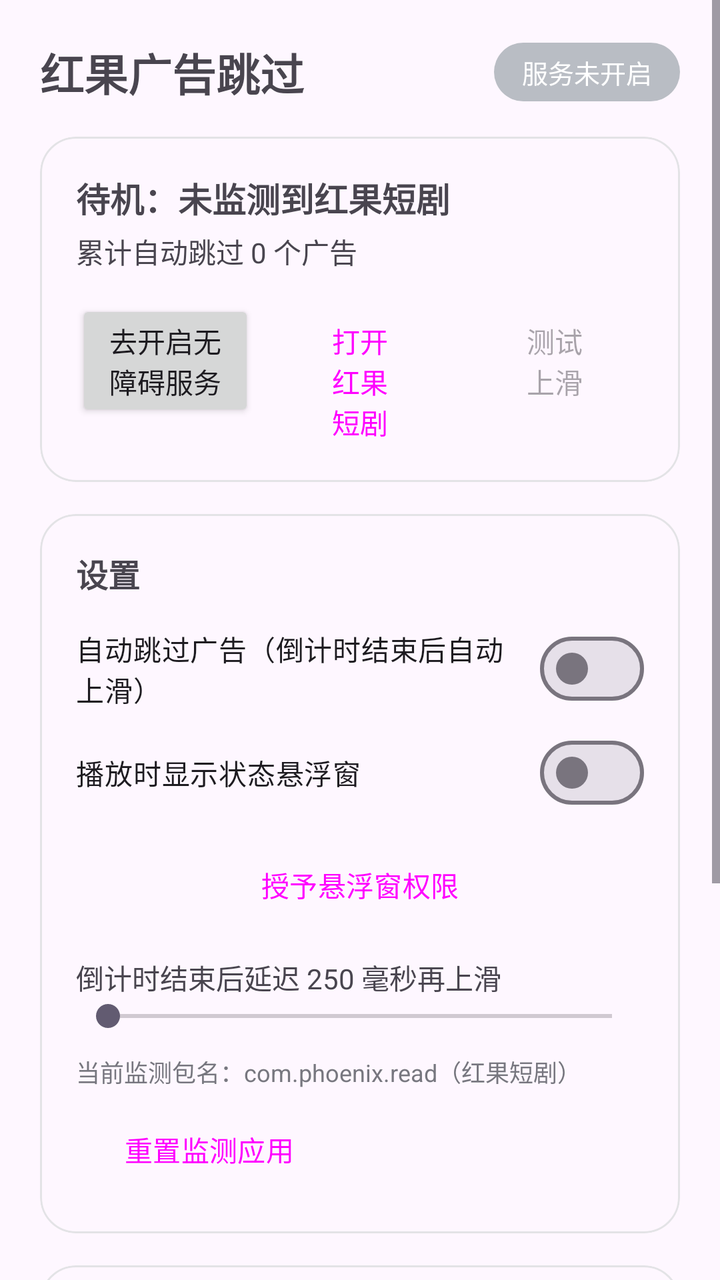
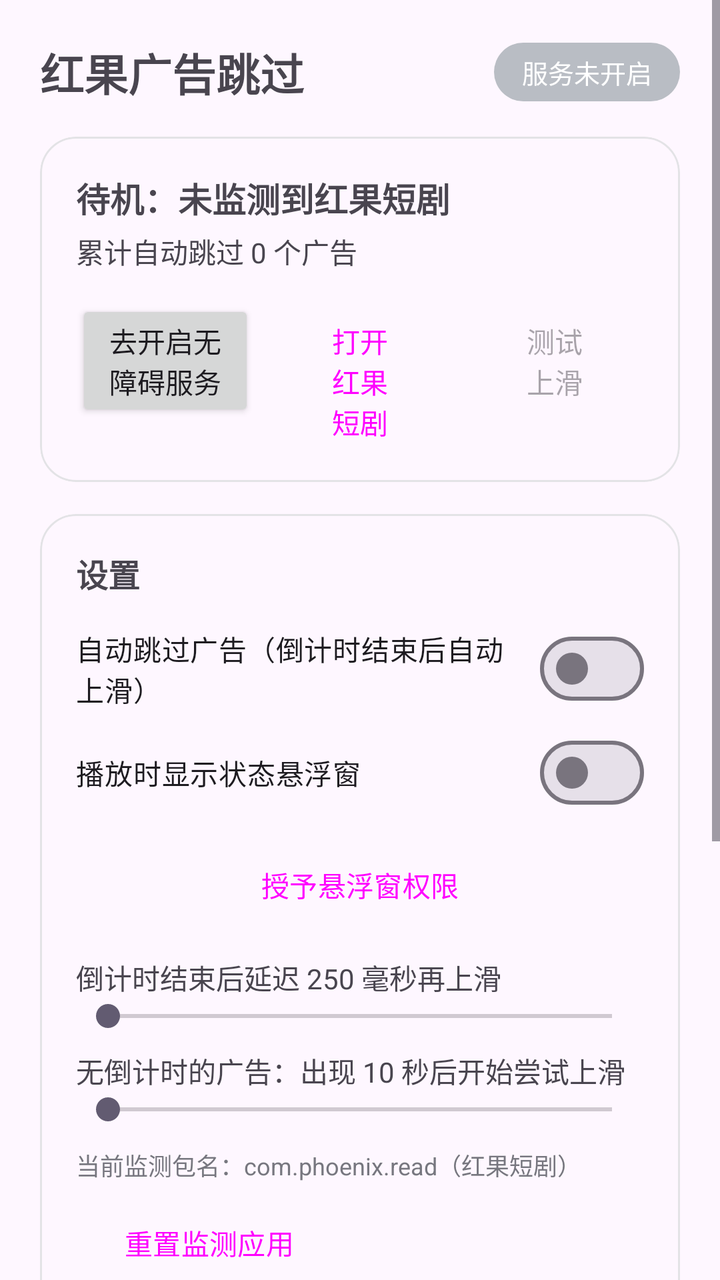

Screens rendered from an Android XML layout before and after an edit, with the pre-edit source and the edit as a unified diff.
<!-- AndroidManifest.xml: application theme Theme.App -->
<!-- res/layout/activity_main.xml -->
<?xml version="1.0" encoding="utf-8"?>
<ScrollView xmlns:android="http://schemas.android.com/apk/res/android"
    xmlns:app="http://schemas.android.com/apk/res-auto"
    android:layout_width="match_parent"
    android:layout_height="match_parent"
    android:fillViewport="true">

    
    <LinearLayout
        android:layout_width="match_parent"
        android:layout_height="wrap_content"
        android:layout_gravity="center_horizontal"
        android:maxWidth="620dp"
        android:orientation="vertical"
        android:padding="20dp">

        
        <LinearLayout
            android:layout_width="match_parent"
            android:layout_height="wrap_content"
            android:gravity="center_vertical"
            android:orientation="horizontal">

            <TextView
                android:layout_width="0dp"
                android:layout_height="wrap_content"
                android:layout_weight="1"
                android:text="@string/app_name"
                android:textSize="22sp"
                android:textStyle="bold" />

            <TextView
                android:id="@+id/statusPill"
                android:layout_width="wrap_content"
                android:layout_height="wrap_content"
                android:background="@drawable/bg_pill_off"
                android:paddingStart="14dp"
                android:paddingTop="5dp"
                android:paddingEnd="14dp"
                android:paddingBottom="5dp"
                android:text="@string/status_off"
                android:textColor="#FFFFFF"
                android:textSize="13sp" />
        </LinearLayout>

        
        <com.google.android.material.card.MaterialCardView
            android:layout_width="match_parent"
            android:layout_height="wrap_content"
            android:layout_marginTop="16dp"
            app:cardCornerRadius="18dp"
            app:cardElevation="0dp"
            app:strokeColor="#E3E3E6"
            app:strokeWidth="1dp">

            <LinearLayout
                android:layout_width="match_parent"
                android:layout_height="wrap_content"
                android:orientation="vertical"
                android:padding="18dp">

                <TextView
                    android:id="@+id/stateText"
                    android:layout_width="match_parent"
                    android:layout_height="wrap_content"
                    android:text="@string/state_idle"
                    android:textSize="17sp"
                    android:textStyle="bold" />

                <TextView
                    android:id="@+id/countText"
                    android:layout_width="match_parent"
                    android:layout_height="wrap_content"
                    android:layout_marginTop="4dp"
                    android:text="@string/count_zero_literal"
                    android:textSize="14sp" />

                <LinearLayout
                    android:layout_width="match_parent"
                    android:layout_height="wrap_content"
                    android:layout_marginTop="14dp"
                    android:orientation="horizontal">

                    <Button
                        android:id="@+id/btnAccessibility"
                        android:layout_width="0dp"
                        android:layout_height="wrap_content"
                        android:layout_marginEnd="8dp"
                        android:layout_weight="1"
                        android:text="@string/btn_accessibility_off" />

                    <Button
                        android:id="@+id/btnOpenTarget"
                        style="?attr/materialButtonOutlinedStyle"
                        android:layout_width="0dp"
                        android:layout_height="wrap_content"
                        android:layout_marginEnd="8dp"
                        android:layout_weight="1"
                        android:text="@string/btn_open_target" />

                    <Button
                        android:id="@+id/btnTestSwipe"
                        style="?attr/materialButtonOutlinedStyle"
                        android:layout_width="0dp"
                        android:layout_height="wrap_content"
                        android:layout_weight="1"
                        android:enabled="false"
                        android:text="@string/btn_test_swipe" />
                </LinearLayout>
            </LinearLayout>
        </com.google.android.material.card.MaterialCardView>

        
        <com.google.android.material.card.MaterialCardView
            android:layout_width="match_parent"
            android:layout_height="wrap_content"
            android:layout_marginTop="16dp"
            app:cardCornerRadius="18dp"
            app:cardElevation="0dp"
            app:strokeColor="#E3E3E6"
            app:strokeWidth="1dp">

            <LinearLayout
                android:layout_width="match_parent"
                android:layout_height="wrap_content"
                android:orientation="vertical"
                android:padding="18dp">

                <TextView
                    android:layout_width="match_parent"
                    android:layout_height="wrap_content"
                    android:text="@string/section_settings"
                    android:textSize="16sp"
                    android:textStyle="bold" />

                <com.google.android.material.materialswitch.MaterialSwitch
                    android:id="@+id/switchAuto"
                    android:layout_width="match_parent"
                    android:layout_height="wrap_content"
                    android:layout_marginTop="12dp"
                    android:text="@string/switch_auto" />

                <com.google.android.material.materialswitch.MaterialSwitch
                    android:id="@+id/switchOverlay"
                    android:layout_width="match_parent"
                    android:layout_height="wrap_content"
                    android:layout_marginTop="4dp"
                    android:text="@string/switch_overlay" />

                <Button
                    android:id="@+id/btnOverlayPermission"
                    style="?attr/materialButtonOutlinedStyle"
                    android:layout_width="match_parent"
                    android:layout_height="wrap_content"
                    android:layout_marginTop="8dp"
                    android:text="@string/btn_overlay_grant" />

                <TextView
                    android:id="@+id/delayLabel"
                    android:layout_width="match_parent"
                    android:layout_height="wrap_content"
                    android:layout_marginTop="12dp"
                    android:text="@string/delay_literal"
                    android:textSize="14sp" />

                <SeekBar
                    android:id="@+id/delayBar"
                    android:layout_width="match_parent"
                    android:layout_height="wrap_content"
                    android:max="1000" />

                <TextView
                    android:id="@+id/targetsText"
                    android:layout_width="match_parent"
                    android:layout_height="wrap_content"
                    android:layout_marginTop="10dp"
                    android:text="@string/targets_literal"
                    android:textColor="#77777F"
                    android:textSize="12sp" />

                <Button
                    android:id="@+id/btnResetTargets"
                    style="?attr/materialButtonOutlinedStyle"
                    android:layout_width="wrap_content"
                    android:layout_height="wrap_content"
                    android:layout_marginTop="6dp"
                    android:text="@string/btn_reset_targets" />
            </LinearLayout>
        </com.google.android.material.card.MaterialCardView>

        
        <com.google.android.material.card.MaterialCardView
            android:layout_width="match_parent"
            android:layout_height="wrap_content"
            android:layout_marginTop="16dp"
            app:cardCornerRadius="18dp"
            app:cardElevation="0dp"
            app:strokeColor="#E3E3E6"
            app:strokeWidth="1dp">

            <LinearLayout
                android:layout_width="match_parent"
                android:layout_height="wrap_content"
                android:orientation="vertical"
                android:padding="18dp">

                <LinearLayout
                    android:layout_width="match_parent"
                    android:layout_height="wrap_content"
                    android:gravity="center_vertical"
                    android:orientation="horizontal">

                    <TextView
                        android:layout_width="0dp"
                        android:layout_height="wrap_content"
                        android:layout_weight="1"
                        android:text="@string/section_log"
                        android:textSize="16sp"
                        android:textStyle="bold" />

                    <Button
                        android:id="@+id/btnClearLog"
                        style="?attr/materialButtonOutlinedStyle"
                        android:layout_width="wrap_content"
                        android:layout_height="wrap_content"
                        android:minHeight="0dp"
                        android:paddingStart="16dp"
                        android:paddingTop="6dp"
                        android:paddingEnd="16dp"
                        android:paddingBottom="6dp"
                        android:text="@string/btn_clear_log" />
                </LinearLayout>

                <TextView
                    android:id="@+id/logView"
                    android:layout_width="match_parent"
                    android:layout_height="wrap_content"
                    android:layout_marginTop="10dp"
                    android:background="@drawable/bg_log"
                    android:fontFamily="monospace"
                    android:minHeight="130dp"
                    android:padding="12dp"
                    android:textSize="12sp" />
            </LinearLayout>
        </com.google.android.material.card.MaterialCardView>

        <TextView
            android:layout_width="match_parent"
            android:layout_height="wrap_content"
            android:layout_marginTop="14dp"
            android:text="@string/footer_hint"
            android:textColor="#8A8A93"
            android:textSize="12sp" />
    </LinearLayout>
</ScrollView>
<!-- resources referenced by this layout -->
<resources>
  <!-- drawable bg_log (drawable) -->
  <?xml version="1.0" encoding="utf-8"?>
  <shape xmlns:android="http://schemas.android.com/apk/res/android"
      android:shape="rectangle">
      <solid android:color="#FAFAFB" />
      <corners android:radius="12dp" />
      <stroke
          android:width="1dp"
          android:color="#E3E3E6" />
  </shape>
  <!-- drawable bg_pill_off (drawable) -->
  <?xml version="1.0" encoding="utf-8"?>
  <shape xmlns:android="http://schemas.android.com/apk/res/android"
      android:shape="rectangle">
      <solid android:color="#B9BDC4" />
      <corners android:radius="20dp" />
  </shape>
  <string name="app_name">红果广告跳过</string>
  <string name="btn_accessibility_off">去开启无障碍服务</string>
  <string name="btn_clear_log">清空</string>
  <string name="btn_open_target">打开红果短剧</string>
  <string name="btn_overlay_grant">授予悬浮窗权限</string>
  <string name="btn_reset_targets">重置监测应用</string>
  <string name="btn_test_swipe">测试上滑</string>
  <string name="count_zero_literal">累计自动跳过 0 个广告</string>
  <string name="delay_literal">倒计时结束后延迟 250 毫秒再上滑</string>
  <string name="footer_hint">原理：通过无障碍服务读取屏幕上的广告倒计时文字，到点后模拟一次上滑手势。全部处理在本机完成，不联网、不上传任何数据。仅供个人舒适观剧使用。</string>
  <string name="section_log">运行日志</string>
  <string name="section_settings">设置</string>
  <string name="state_idle">待机：未监测到红果短剧</string>
  <string name="status_off">服务未开启</string>
  <string name="switch_auto">自动跳过广告（倒计时结束后自动上滑）</string>
  <string name="switch_overlay">播放时显示状态悬浮窗</string>
  <string name="targets_literal">当前监测包名：com.phoenix.read（红果短剧）</string>
  <style name="Theme.App" parent="Theme.Material3.DayNight.NoActionBar" />
</resources>

<!-- the commit's change to res/layout/activity_main.xml (unified diff, before → after) -->
@@ -170,6 +170,20 @@
                     android:max="1000" />
 
                 <TextView
+                    android:id="@+id/fallbackLabel"
+                    android:layout_width="match_parent"
+                    android:layout_height="wrap_content"
+                    android:layout_marginTop="8dp"
+                    android:text="@string/fallback_literal"
+                    android:textSize="14sp" />
+
+                <SeekBar
+                    android:id="@+id/fallbackBar"
+                    android:layout_width="match_parent"
+                    android:layout_height="wrap_content"
+                    android:max="25000" />
+
+                <TextView
                     android:id="@+id/targetsText"
                     android:layout_width="match_parent"
                     android:layout_height="wrap_content"
<!-- resource entries referenced after the edit -->
@@ -26,6 +26,7 @@
   <string name="btn_test_swipe">测试上滑</string>
   <string name="count_zero_literal">累计自动跳过 0 个广告</string>
   <string name="delay_literal">倒计时结束后延迟 250 毫秒再上滑</string>
+  <string name="fallback_literal">无倒计时的广告：出现 10 秒后开始尝试上滑</string>
   <string name="footer_hint">原理：通过无障碍服务读取屏幕上的广告倒计时文字，到点后模拟一次上滑手势。全部处理在本机完成，不联网、不上传任何数据。仅供个人舒适观剧使用。</string>
   <string name="section_log">运行日志</string>
   <string name="section_settings">设置</string>
